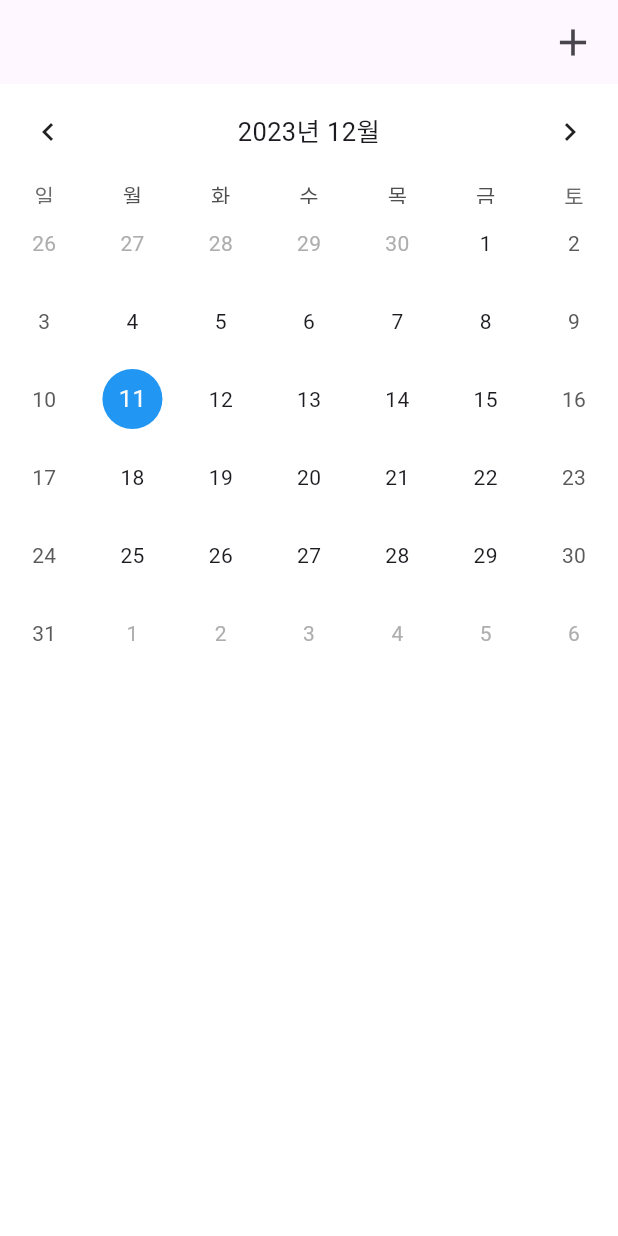
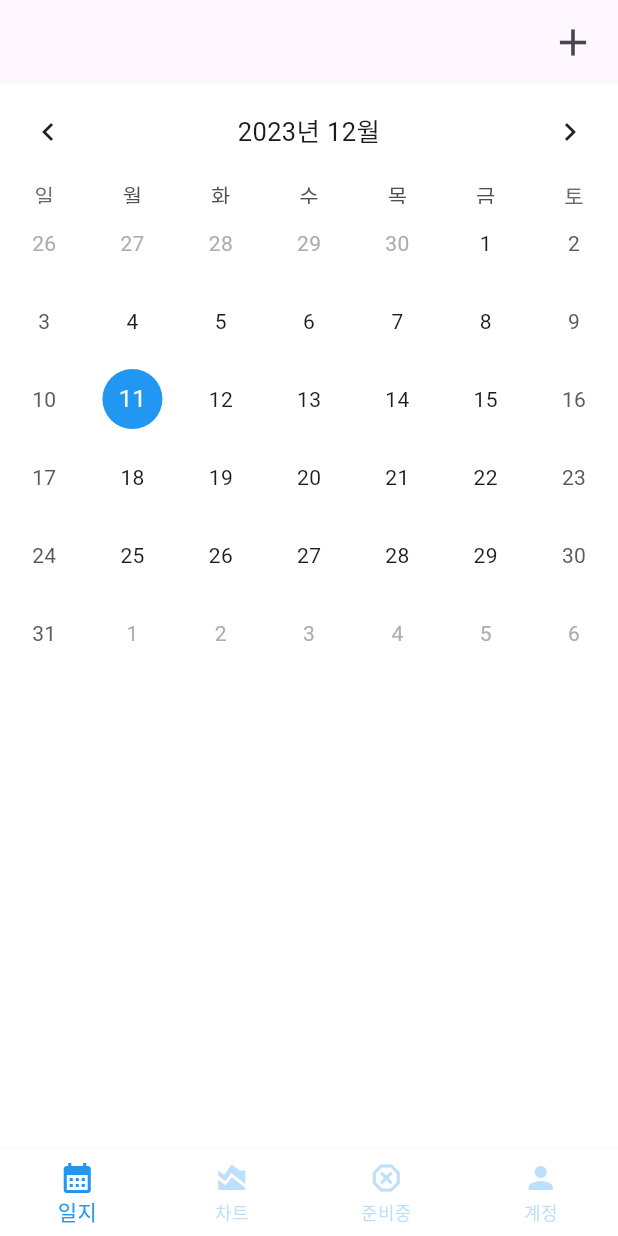
Before and after one commit to cpcp127/gotoGymEveryday, a Flutter app: the screen it shows after launch, on a phone screen of 412 x 824 dp. Run offline on Flutter 3.47's test engine with Material 3 defaults, Android fonts, the phone set to English and light mode, and no system bars; drawn by our look-alikes of table_calendar; our stand-ins replace cloud_firestore, device_info_plus, firebase_core, firebase_storage, fluttertoast, go_router and 2 more; accounts and stored records are empty; Roboto replaces fonts that are missing (Agro); project files that could hold a hidden picture were left out.

Commit message:
[added] 삭제 메소드 추가중

```diff
--- /dev/null
+++ b/lib/home_tab/show_calendar_view.dart
@@ -0,0 +1,236 @@
+import 'package:flutter/material.dart';
+import 'package:go_router/go_router.dart';
+import 'package:intl/intl.dart';
+import 'package:provider/provider.dart';
+import 'package:smooth_page_indicator/smooth_page_indicator.dart';
+import 'package:table_calendar/table_calendar.dart';
+
+import '../provider/home_provider.dart';
+import '../theme/agro_text_style.dart';
+
+class ShowCalendarView extends StatefulWidget {
+  const ShowCalendarView({super.key});
+
+  @override
+  State<ShowCalendarView> createState() => _ShowCalendarViewState();
+}
+
+class _ShowCalendarViewState extends State<ShowCalendarView> {
+  @override
+  Widget build(BuildContext context) {
+    return Container(
+      color: Colors.white,
+      child: SafeArea(
+        child: Scaffold(
+          appBar: AppBar(
+            actions: [
+              Padding(
+                padding: const EdgeInsets.only(right: 8),
+                child: GestureDetector(
+                  onTap: () async {
+                    context.read<HomeProvider>().gotoWriteToday(context);
+                  },
+                  child: const SizedBox(
+                      width: 44,
+                      height: 44,
+                      child: Center(
+                          child: Icon(
+                        Icons.add,
+                        size: 30,
+                      ))),
+                ),
+              ),
+            ],
+          ),
+          body: SingleChildScrollView(
+            child: Column(
+              children: [
+                Consumer<HomeProvider>(builder: (context, provider, child) {
+                  return TableCalendar(
+                    locale: 'ko_KR',
+                    focusedDay: provider.focusDay,
+                    firstDay: DateTime.utc(2021, 10, 16),
+                    lastDay: DateTime.utc(2030, 3, 14),
+                    calendarStyle: const CalendarStyle(
+                        selectedDecoration: BoxDecoration(
+                      color: Colors.blue,
+                      shape: BoxShape.circle,
+                    )),
+                    headerStyle: const HeaderStyle(
+                        titleCentered: true, formatButtonVisible: false),
+                    selectedDayPredicate: (day) {
+                      return isSameDay(provider.selectDay, day);
+                    },
+                    onPageChanged: (DateTime date) async {
+                      provider.changePage(date);
+                    },
+                    onDaySelected: (selectDay, focusDay) {
+                      provider.selectingDay(selectDay, focusDay);
+
+                      provider.events.containsKey(selectDay)
+                          ? workBottomSheet(context, selectDay, provider)
+                          : null;
+                    },
+                    eventLoader: (day) {
+                      return provider.getEventsForDay(day);
+                    },
+                  );
+                }),
+              ],
+            ),
+          ),
+        ),
+      ),
+    );
+  }
+
+  Future<dynamic> workBottomSheet(
+      BuildContext context, DateTime selectDay, HomeProvider provider) {
+    return showModalBottomSheet(
+        isScrollControlled: true,
+        barrierColor: Colors.black.withOpacity(0.2),
+        context: context,
+        builder: (context) {
+          return Container(
+            height: 500,
+            decoration: const BoxDecoration(
+              color: Colors.cyan,
+              borderRadius: BorderRadius.only(
+                topLeft: Radius.circular(16),
+                topRight: Radius.circular(16),
+              ),
+            ),
+            child: Column(
+              mainAxisAlignment: MainAxisAlignment.start,
+              children: [
+                Container(width: double.infinity),
+                SizedBox(height: 20),
+                Row(
+                  children: [
+                    Expanded(child: SizedBox()),
+                    GestureDetector(
+                      onTap: () {
+                        context.read<HomeProvider>().deleteWorkRecord(selectDay);
+                        // showDialog(
+                        //     context: context,
+                        //     builder: (context) {
+                        //       return Dialog(
+                        //         child: Container(
+                        //           width: 200,
+                        //           //height: 160,
+                        //           decoration: BoxDecoration(
+                        //             borderRadius: BorderRadius.circular(16),
+                        //             color: Colors.amber,
+                        //           ),
+                        //           child: Column(
+                        //             mainAxisAlignment: MainAxisAlignment.start,
+                        //             mainAxisSize: MainAxisSize.min,
+                        //             crossAxisAlignment:
+                        //                 CrossAxisAlignment.start,
+                        //             children: [
+                        //               Text('삭제'),
+                        //               SizedBox(height: 16),
+                        //               Text(
+                        //                   '${DateFormat('yyyy년 MM월 dd일').format(selectDay)}의 기록을 삭제하시겠어요?'),
+                        //               SizedBox(height: 16),
+                        //               Row(
+                        //                 children: [
+                        //                   Expanded(child: SizedBox()),
+                        //                   GestureDetector(
+                        //                     onTap: () {
+                        //                       Navigator.pop(context);
+                        //                       Navigator.pop(context);
+                        //                     },
+                        //                     child: Container(
+                        //                       width: 50,
+                        //                       height: 44,
+                        //                       color: Colors.red,
+                        //                       child: Center(child: Text('취소')),
+                        //                     ),
+                        //                   ),
+                        //                   SizedBox(width: 10),
+                        //                   GestureDetector(
+                        //                     onTap: () {
+                        //                       Navigator.pop(context);
+                        //                       Navigator.pop(context);
+                        //                     },
+                        //                     child: Container(
+                        //                       width: 50,
+                        //                       height: 44,
+                        //                       color: Colors.red,
+                        //                       child: Center(child: Text('삭제')),
+                        //                     ),
+                        //                   )
+                        //                 ],
+                        //               )
+                        //             ],
+                        //           ),
+                        //         ),
+                        //       );
+                        //     });
+                      },
+                      child: Container(
+                        width: 44,
+                        height: 44,
+                        child: Icon(Icons.delete),
+                      ),
+                    ),
+                    SizedBox(width: 16),
+                  ],
+                ),
+                const SizedBox(height: 30),
+                Text(DateFormat('yyyy년 MM월 dd일').format(selectDay),
+                    style: AgroTextStyle.headlineLarge),
+                const SizedBox(height: 30),
+                Text('${provider.events[selectDay]!.single.title}'),
+                provider.events[selectDay]!.single.photoList.isEmpty
+                    ? Container()
+                    : Container(
+                        width: 220,
+                        height: 220,
+                        child: PageView.builder(
+                            scrollDirection: Axis.horizontal,
+                            controller: provider.pageController,
+                            itemCount: provider
+                                .events[selectDay]!.single.photoList.length,
+                            itemBuilder: (context, index) {
+                              return Container(
+                                decoration: BoxDecoration(
+                                  borderRadius: BorderRadius.circular(12),
+                                  image: DecorationImage(
+                                      image: NetworkImage(provider
+                                          .events[selectDay]!
+                                          .single
+                                          .photoList[index]),
+                                      fit: BoxFit.cover),
+                                ),
+                              );
+                            }),
+                      ),
+                const SizedBox(height: 16),
+                provider.events[selectDay]!.single.photoList.isEmpty
+                    ? Container()
+                    : Container(
+                        width: 220,
+                        alignment: Alignment.center,
+                        child: SmoothPageIndicator(
+                            controller: provider.pageController,
+                            count: provider
+                                .events[selectDay]!.single.photoList.length,
+                            effect: const ScrollingDotsEffect(
+                              activeDotColor: Colors.indigoAccent,
+                              activeStrokeWidth: 10,
+                              activeDotScale: 1.7,
+                              maxVisibleDots: 5,
+                              radius: 16,
+                              spacing: 10,
+                              dotHeight: 16,
+                              dotWidth: 16,
+                            )),
+                      ),
+              ],
+            ),
+          );
+        });
+  }
+}
--- a/lib/home_view.dart
+++ b/lib/home_view.dart
@@ -1,6 +1,8 @@
 import 'dart:io';
 
+import 'package:calendar_every/home_tab/show_calendar_view.dart';
 import 'package:calendar_every/provider/home_provider.dart';
+import 'package:calendar_every/theme/agro_text_style.dart';
 import 'package:flutter/material.dart';
 import 'package:go_router/go_router.dart';
 import 'package:intl/intl.dart';
@@ -22,144 +24,37 @@ class _HomeViewState extends State<HomeView> {
       color: Colors.white,
       child: SafeArea(
         child: Scaffold(
-          appBar: AppBar(
-            actions: [
-              Consumer<HomeProvider>(builder: (context, provider, child) {
-                return Padding(
-                  padding: const EdgeInsets.only(right: 8),
-                  child: GestureDetector(
-                    onTap: () async {
-                      context.go('/writeToday');
-                      //await provider.getFireStore();
-                    },
-                    child: SizedBox(
-                        width: 44,
-                        height: 44,
-                        child: Center(
-                            child: Icon(
-                          Icons.add,
-                          size: 30,
-                        ))),
-                  ),
-                );
-              })
+          bottomNavigationBar: BottomNavigationBar(
+           backgroundColor: Colors.white,
+            elevation: 1,
+            items: [
+              BottomNavigationBarItem(
+                  icon: Icon(Icons.calendar_month), label: '일지'),
+              BottomNavigationBarItem(
+                  icon: Icon(Icons.area_chart), label: '차트'),
+              BottomNavigationBarItem(
+                  icon: Icon(Icons.dangerous_outlined), label: '준비중'),
+              BottomNavigationBarItem(icon: Icon(Icons.person), label: '계정'),
             ],
+            onTap: (index) {
+              context.read<HomeProvider>().changePageIndex(index);
+            },
+            currentIndex:  context.watch<HomeProvider>().pageIndex,
           ),
-          body: SingleChildScrollView(
-            child: Column(
-              children: [
-                Consumer<HomeProvider>(builder: (context, provider, child) {
-                  return TableCalendar(
-                    locale: 'ko_KR',
-                    focusedDay: provider.focusDay,
-                    firstDay: DateTime.utc(2021, 10, 16),
-                    lastDay: DateTime.utc(2030, 3, 14),
-                    calendarStyle: const CalendarStyle(
-                        selectedDecoration: BoxDecoration(
-                      color: Colors.blue,
-                      shape: BoxShape.circle,
-                    )),
-                    headerStyle: const HeaderStyle(
-                        titleCentered: true, formatButtonVisible: false),
-                    selectedDayPredicate: (day) {
-                      return isSameDay(provider.selectDay, day);
-                    },
-                    onPageChanged: (DateTime date) async {
-                      provider.changePage(date);
-                    },
-                    onDaySelected: (selectDay, focusDay) {
-                      provider.selectingDay(selectDay, focusDay);
-
-                      provider.events.containsKey(selectDay)
-                          ? workBottomSheet(context, selectDay, provider)
-                          : null;
-                    },
-                    eventLoader: (day) {
-                      return provider.getEventsForDay(day);
-                    },
-                  );
-                })
-              ],
-            ),
-          ),
+          body: Consumer<HomeProvider>(builder: (context, provider, child) {
+            if (provider.pageIndex == 0) {
+              return ShowCalendarView();
+            } else if (provider.pageIndex == 1) {
+              return Container();
+            } else if (provider.pageIndex == 2) {
+              return Container();
+            } else {
+              return Container();
+            }
+          }),
         ),
       ),
     );
-  }
-
-  Future<dynamic> workBottomSheet(
-      BuildContext context, DateTime selectDay, HomeProvider provider) {
-    return showModalBottomSheet(
-        isScrollControlled: true,
-        barrierColor: Colors.black.withOpacity(0.2),
-        context: context,
-        builder: (context) {
-          return Container(
-            height: 500,
-            decoration: BoxDecoration(
-              color: Colors.cyan,
-              borderRadius: BorderRadius.only(
-                topLeft: Radius.circular(16),
-                topRight: Radius.circular(16),
-              ),
-            ),
-            child: Column(
-              mainAxisAlignment: MainAxisAlignment.start,
-              children: [
-                Container(width: double.infinity),
-                SizedBox(height: 30),
-                Text(DateFormat('yyyy년 MM월 dd일').format(selectDay)),
-                SizedBox(height: 30),
-                Text('${provider.events[selectDay]!.single.title}'),
-                provider.events[selectDay]!.single.photoList.isEmpty
-                    ? Container()
-                    : Container(
-                        width: 220,
-                        height: 220,
-                        child: PageView.builder(
-                            scrollDirection: Axis.horizontal,
-                            controller: provider.pageController,
-                            itemCount: provider
-                                .events[selectDay]!.single.photoList.length,
-                            itemBuilder: (context, index) {
-                              return Container(
-                                decoration: BoxDecoration(
-                                  borderRadius: BorderRadius.circular(12),
-                                  image: DecorationImage(
-                                      image: NetworkImage(provider
-                                          .events[selectDay]!
-                                          .single
-                                          .photoList[index]),
-                                      fit: BoxFit.cover),
-                                ),
-                              );
-                            }),
-                      ),
-                SizedBox(height: 16),
-                provider.events[selectDay]!.single.photoList.isEmpty
-                    ? Container()
-                    : Container(
-                        width: 220,
-                        alignment: Alignment.center,
-                        child: SmoothPageIndicator(
-                            controller: provider.pageController,
-                            count: provider
-                                .events[selectDay]!.single.photoList.length,
-                            effect: const ScrollingDotsEffect(
-                              activeDotColor: Colors.indigoAccent,
-                              activeStrokeWidth: 10,
-                              activeDotScale: 1.7,
-                              maxVisibleDots: 5,
-                              radius: 16,
-                              spacing: 10,
-                              dotHeight: 16,
-                              dotWidth: 16,
-                            )),
-                      ),
-              ],
-            ),
-          );
-        });
   }
 
   @override
--- a/lib/main.dart
+++ b/lib/main.dart
@@ -64,10 +64,20 @@ class MyApp extends StatelessWidget {
       routerDelegate: _router.routerDelegate,
       title: 'Flutter Demo',
       theme: ThemeData(
+        splashColor: Colors.white,
+        splashFactory: NoSplash.splashFactory,
         colorScheme: ColorScheme.fromSeed(seedColor: Colors.deepPurple),
         scaffoldBackgroundColor: Colors.white,
-
+        fontFamily: 'Agro',
         useMaterial3: true,
+        bottomNavigationBarTheme: BottomNavigationBarThemeData(
+          elevation: 1,
+          backgroundColor: Colors.white,
+          selectedItemColor: Colors.blue,
+          unselectedItemColor: Colors.blue.withOpacity(0.3),
+            type: BottomNavigationBarType.fixed,
+          showUnselectedLabels: true
+        )
       ),
     );
   }
--- /dev/null
+++ b/lib/theme/agro_text_style.dart
@@ -0,0 +1,99 @@
+import 'dart:ui';
+
+import 'package:flutter/material.dart';
+
+class AgroTextStyle {
+  AgroTextStyle._();
+
+  static final TextStyle headlineLarge = TextStyle(
+    fontWeight: FontWeight.w700,
+    fontSize: 32,
+    height: 40 / 32,
+    color: Colors.black,
+  );
+
+  static final TextStyle headMediumLarge = TextStyle(
+    fontWeight: FontWeight.w500,
+    fontSize: 28,
+    height: 36 / 28,
+    color: Colors.black,
+  );
+
+  static final TextStyle headlineSmall = TextStyle(
+    fontWeight: FontWeight.w300,
+    fontSize: 24,
+    height: 32 / 24,
+    color: Colors.black,
+  );
+
+  static final TextStyle titleLarge = TextStyle(
+    fontWeight: FontWeight.w700,
+    fontSize: 28,
+    height: 32 / 28,
+    color: Colors.black,
+  );
+
+  static final TextStyle titleMedium = TextStyle(
+    fontWeight: FontWeight.w500,
+    fontSize: 16,
+    height: 24 / 16,
+    color: Colors.black,
+    letterSpacing: -0.15
+  );
+
+  static final TextStyle titleSmall = TextStyle(
+    fontWeight: FontWeight.w300,
+    fontSize: 14,
+    height: 20 / 14,
+    color: Colors.black,
+    letterSpacing: -0.1
+  );
+
+  static final TextStyle labelLarge = TextStyle(
+    fontWeight: FontWeight.w700,
+    fontSize: 14,
+    height: 20 / 14,
+    color: Colors.black,
+    letterSpacing: -0.1
+  );
+
+  static final TextStyle labelMedium = TextStyle(
+      fontWeight: FontWeight.w500,
+      fontSize: 12,
+      height: 16 / 12,
+      color: Colors.black,
+      letterSpacing: -0.5
+  );
+
+  static final TextStyle labelSmall = TextStyle(
+      fontWeight: FontWeight.w300,
+      fontSize: 11,
+      height: 16 / 11,
+      color: Colors.black,
+      letterSpacing: -0.5
+  );
+
+  static final TextStyle bodyLarge = TextStyle(
+      fontWeight: FontWeight.w700,
+      fontSize: 16,
+      height: 24 / 16,
+      color: Colors.black,
+      letterSpacing: -0.5
+  );
+
+  static final TextStyle bodyMedium = TextStyle(
+      fontWeight: FontWeight.w500,
+      fontSize: 14,
+      height: 20 / 14,
+      color: Colors.black,
+      letterSpacing: -0.25
+  );
+
+  static final TextStyle bodySmall = TextStyle(
+      fontWeight: FontWeight.w300,
+      fontSize: 12,
+      height: 16 / 12,
+      color: Colors.black,
+      letterSpacing: -0.4
+  );
+}
```
Also changed, not shown: lib/provider/home_provider.dart (+43 -3 lines), pubspec.yaml (+9 -0 lines), assets/fonts/Agro-Bold.ttf (added), assets/fonts/Agro-Light.ttf (added), assets/fonts/Agro-Medium.ttf (added).
